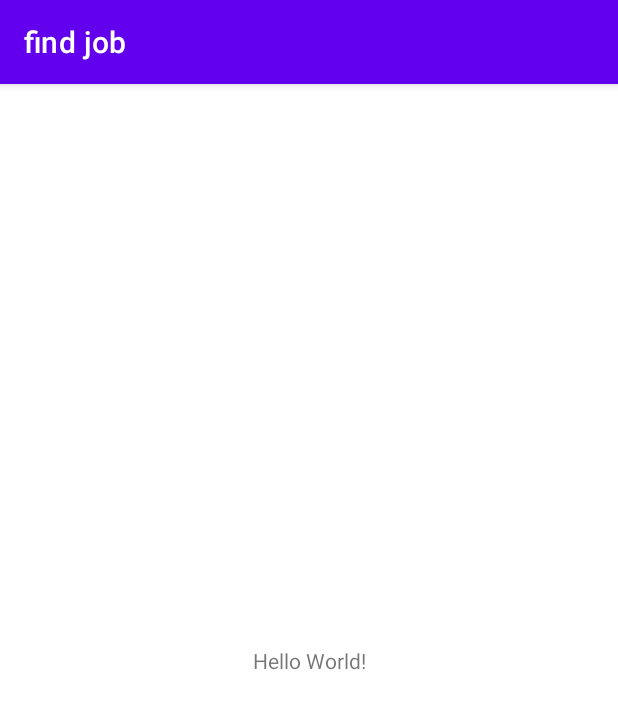
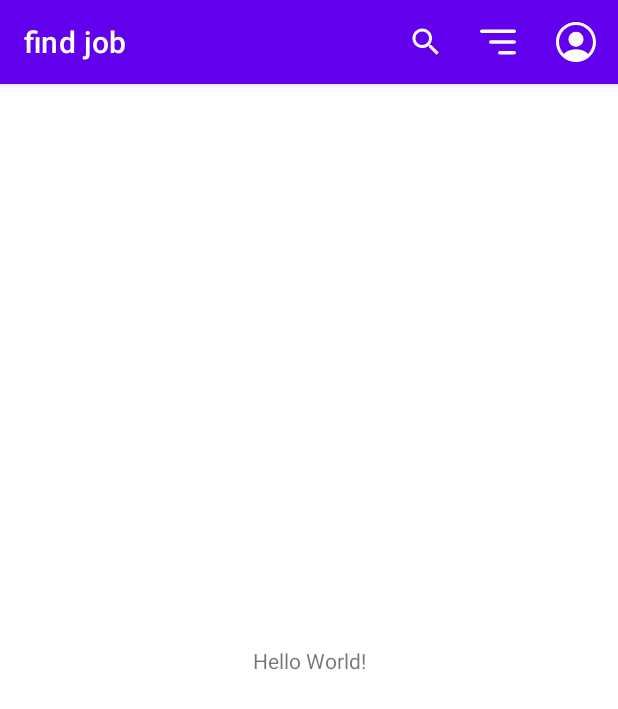
Before and after one commit to ankit3r/find-job, an Android app: the screen it shows after launch once a user with an empty profile is signed in (MainActivity), on a phone screen of 412 x 824 dp. Shown: the top 709 px of the screen. Run offline under Robolectric (Android 15) with nearby library versions, the phone set to English and light mode, and no system bars; our stand-ins replace Firebase (no records; nobody signed in at launch, a user with empty details on screens opened directly).

Commit message:
splash login signup isLogin, mainActivity toolbar and tool menu

```diff
--- a/app/src/main/java/com/gyanhub/finde_job/activity/MainActivity.kt
+++ b/app/src/main/java/com/gyanhub/finde_job/activity/MainActivity.kt
@@ -2,11 +2,54 @@ package com.gyanhub.finde_job.activity
 
 import androidx.appcompat.app.AppCompatActivity
 import android.os.Bundle
+import android.view.Menu
+import android.view.MenuItem
+import android.view.View
+import android.widget.Toast
+import androidx.appcompat.widget.SearchView
 import com.gyanhub.finde_job.R
 
 class MainActivity : AppCompatActivity() {
+    private lateinit var searchView: SearchView
     override fun onCreate(savedInstanceState: Bundle?) {
         super.onCreate(savedInstanceState)
         setContentView(R.layout.activity_main)
     }
+    override fun onCreateOptionsMenu(menu: Menu?): Boolean {
+        menuInflater.inflate(R.menu.logout, menu)
+        val searchItem = menu!!.findItem(R.id.action_search)
+        searchView = searchItem.actionView as SearchView
+        searchView.queryHint = resources.getString(R.string.hintSearchMess)
+
+        searchView.setOnQueryTextListener(object : SearchView.OnQueryTextListener{
+            override fun onQueryTextSubmit(query: String?): Boolean {
+                Toast.makeText(this@MainActivity, "enter: $query", Toast.LENGTH_SHORT).show()
+                return true
+            }
+
+            override fun onQueryTextChange(newText: String?): Boolean {
+                Toast.makeText(this@MainActivity, "enter: $newText", Toast.LENGTH_SHORT).show()
+                return false
+            }
+
+        } )
+        return true
+    }
+
+    override fun onOptionsItemSelected(item: MenuItem): Boolean {
+        when (item.itemId) {
+            R.id.btnFilter -> {
+                Toast.makeText(this, "click on filter", Toast.LENGTH_SHORT).show()
+//                if (binding.filterLayout.visibility == View.VISIBLE) binding.filterLayout.visibility =
+//                    View.GONE
+//                else binding.filterLayout.visibility = View.VISIBLE
+            }
+            R.id.btnProfile -> {
+                Toast.makeText(this, "click on profile", Toast.LENGTH_SHORT).show()
+
+            }
+
+        }
+        return super.onOptionsItemSelected(item)
+    }
 }
--- a/app/src/main/java/com/gyanhub/finde_job/repository/AuthRepository.kt
+++ b/app/src/main/java/com/gyanhub/finde_job/repository/AuthRepository.kt
@@ -19,7 +19,7 @@ class AuthRepository {
         firebaseAuth.createUserWithEmailAndPassword(email, password)
             .addOnCompleteListener { task ->
                 if (task.isSuccessful) {
-                    val user = User(name, email, firebaseAuth.uid.toString(),listOf(), listOf())
+                    val user = User(name, email, firebaseAuth.uid.toString(), listOf(), listOf())
                     firestore.collection("users").document(firebaseAuth.currentUser!!.uid)
                         .set(user)
                         .addOnCompleteListener { task ->
@@ -49,6 +49,7 @@ class AuthRepository {
     fun logoutUser() {
         firebaseAuth.signOut()
     }
+
     fun isUserLoggedIn(): Boolean {
         return firebaseAuth.currentUser != null
     }
--- /dev/null
+++ b/app/src/main/res/drawable-v24/ic_baseline_search_24.xml
@@ -0,0 +1,5 @@
+<vector android:height="24dp" android:tint="#FFFFFF"
+    android:viewportHeight="24" android:viewportWidth="24"
+    android:width="24dp" xmlns:android="http://schemas.android.com/apk/res/android">
+    <path android:fillColor="@android:color/white" android:pathData="M15.5,14h-0.79l-0.28,-0.27C15.41,12.59 16,11.11 16,9.5 16,5.91 13.09,3 9.5,3S3,5.91 3,9.5 5.91,16 9.5,16c1.61,0 3.09,-0.59 4.23,-1.57l0.27,0.28v0.79l5,4.99L20.49,19l-4.99,-5zM9.5,14C7.01,14 5,11.99 5,9.5S7.01,5 9.5,5 14,7.01 14,9.5 11.99,14 9.5,14z"/>
+</vector>
--- /dev/null
+++ b/app/src/main/res/drawable-v24/ic_filter.xml
@@ -0,0 +1,12 @@
+<vector android:height="24dp" android:viewportHeight="20"
+    android:viewportWidth="20" android:width="24dp" xmlns:android="http://schemas.android.com/apk/res/android">
+    <path android:fillColor="#00000000" android:fillType="evenOdd"
+        android:pathData="M1,4L19,4" android:strokeColor="#FFFFFF"
+        android:strokeLineCap="round" android:strokeLineJoin="round" android:strokeWidth="2"/>
+    <path android:fillColor="#00000000" android:fillType="evenOdd"
+        android:pathData="M6,10L19,10" android:strokeColor="#FFFFFF"
+        android:strokeLineCap="round" android:strokeLineJoin="round" android:strokeWidth="2"/>
+    <path android:fillColor="#00000000" android:fillType="evenOdd"
+        android:pathData="M11,16L19,16" android:strokeColor="#FFFFFF"
+        android:strokeLineCap="round" android:strokeLineJoin="round" android:strokeWidth="2"/>
+</vector>
--- /dev/null
+++ b/app/src/main/res/drawable-v24/profile_circle.xml
@@ -0,0 +1,5 @@
+<vector android:height="34dp" android:viewportHeight="24"
+    android:viewportWidth="24" android:width="34dp" xmlns:android="http://schemas.android.com/apk/res/android">
+    <path android:fillColor="#FFFFFF" android:pathData="M22,12C22,6.49 17.51,2 12,2C6.49,2 2,6.49 2,12C2,14.9 3.25,17.51 5.23,19.34C5.23,19.35 5.23,19.35 5.22,19.36C5.32,19.46 5.44,19.54 5.54,19.63C5.6,19.68 5.65,19.73 5.71,19.77C5.89,19.92 6.09,20.06 6.28,20.2C6.35,20.25 6.41,20.29 6.48,20.34C6.67,20.47 6.87,20.59 7.08,20.7C7.15,20.74 7.23,20.79 7.3,20.83C7.5,20.94 7.71,21.04 7.93,21.13C8.01,21.17 8.09,21.21 8.17,21.24C8.39,21.33 8.61,21.41 8.83,21.48C8.91,21.51 8.99,21.54 9.07,21.56C9.31,21.63 9.55,21.69 9.79,21.75C9.86,21.77 9.93,21.79 10.01,21.8C10.29,21.86 10.57,21.9 10.86,21.93C10.9,21.93 10.94,21.94 10.98,21.95C11.32,21.98 11.66,22 12,22C12.34,22 12.68,21.98 13.01,21.95C13.05,21.95 13.09,21.94 13.13,21.93C13.42,21.9 13.7,21.86 13.98,21.8C14.05,21.79 14.12,21.76 14.2,21.75C14.44,21.69 14.69,21.64 14.92,21.56C15,21.53 15.08,21.5 15.16,21.48C15.38,21.4 15.61,21.33 15.82,21.24C15.9,21.21 15.98,21.17 16.06,21.13C16.27,21.04 16.48,20.94 16.69,20.83C16.77,20.79 16.84,20.74 16.91,20.7C17.11,20.58 17.31,20.47 17.51,20.34C17.58,20.3 17.64,20.25 17.71,20.2C17.91,20.06 18.1,19.92 18.28,19.77C18.34,19.72 18.39,19.67 18.45,19.63C18.56,19.54 18.67,19.45 18.77,19.36C18.77,19.35 18.77,19.35 18.76,19.34C20.75,17.51 22,14.9 22,12ZM16.94,16.97C14.23,15.15 9.79,15.15 7.06,16.97C6.62,17.26 6.26,17.6 5.96,17.97C4.44,16.43 3.5,14.32 3.5,12C3.5,7.31 7.31,3.5 12,3.5C16.69,3.5 20.5,7.31 20.5,12C20.5,14.32 19.56,16.43 18.04,17.97C17.75,17.6 17.38,17.26 16.94,16.97Z"/>
+    <path android:fillColor="#FFFFFF" android:pathData="M12,6.93C9.93,6.93 8.25,8.61 8.25,10.68C8.25,12.71 9.84,14.36 11.95,14.42C11.98,14.42 12.02,14.42 12.04,14.42C12.06,14.42 12.09,14.42 12.11,14.42C12.12,14.42 12.13,14.42 12.13,14.42C14.15,14.35 15.74,12.71 15.75,10.68C15.75,8.61 14.07,6.93 12,6.93Z"/>
+</vector>
--- /dev/null
+++ b/app/src/main/res/menu/logout.xml
@@ -0,0 +1,23 @@
+<?xml version="1.0" encoding="utf-8"?>
+<menu xmlns:tools="http://schemas.android.com/tools"
+    xmlns:app="http://schemas.android.com/apk/res-auto"
+    xmlns:android="http://schemas.android.com/apk/res/android">
+
+    <item
+        android:id="@+id/action_search"
+        android:icon="@drawable/ic_baseline_search_24"
+        android:title="@string/search"
+        app:showAsAction="ifRoom|collapseActionView"
+        app:actionViewClass="androidx.appcompat.widget.SearchView"
+        />
+    <item
+        android:id="@+id/btnFilter"
+        android:icon="@drawable/ic_filter"
+        android:title="@string/filter"
+        app:showAsAction="always"/>
+    <item
+        android:id="@+id/btnProfile"
+        android:icon="@drawable/profile_circle"
+        android:title="@string/profile"
+        app:showAsAction="ifRoom" />
+</menu>
--- a/app/src/main/res/values/strings.xml
+++ b/app/src/main/res/values/strings.xml
@@ -6,4 +6,8 @@
     <string name="sign_up">sign up</string>
     <string name="enter_password">Enter Password</string>
     <string name="enter_email">Enter Email</string>
+    <string name="profile">profile</string>
+    <string name="filter">filter</string>
+    <string name="search">Search</string>
+    <string name="hintSearchMess">search job internship</string>
 </resources>
```
Also changed, not shown: app/src/main/java/com/gyanhub/finde_job/activity/FragmentHolderActivity.kt (+6 -5 lines), app/src/main/java/com/gyanhub/finde_job/fragments/LoginFragment.kt (+4 -4 lines), app/src/main/java/com/gyanhub/finde_job/fragments/SignUpFragment.kt (+7 -5 lines), app/src/main/java/com/gyanhub/finde_job/viewModle/AuthViewModel.kt (+8 -3 lines), 1 other file.
